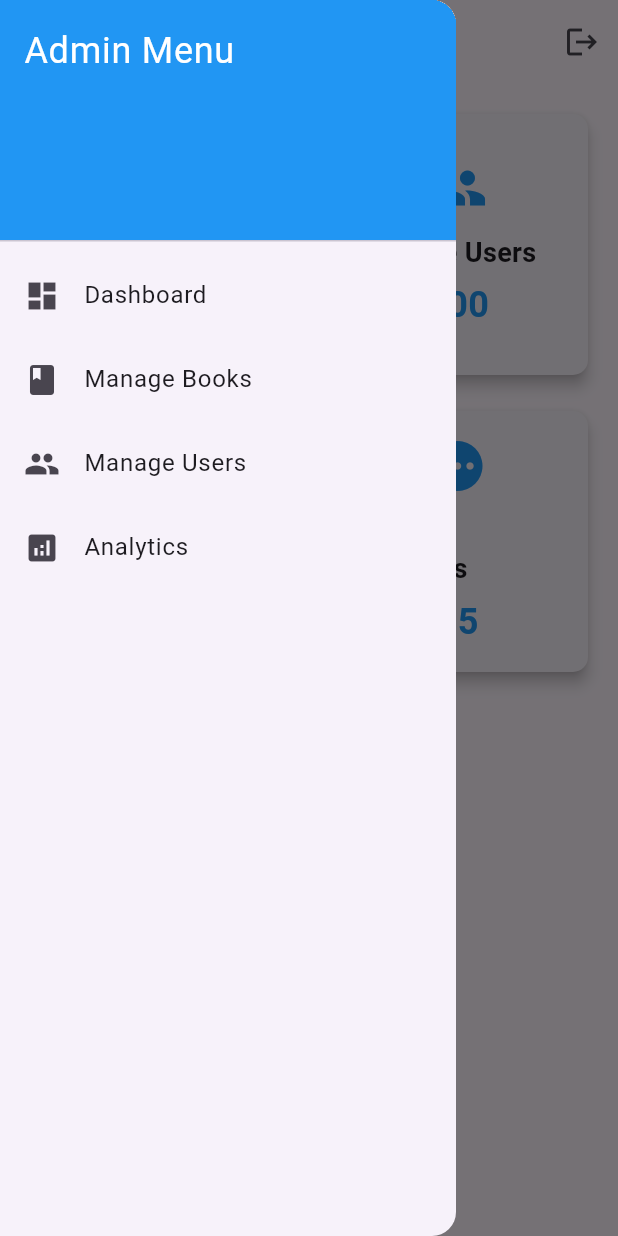
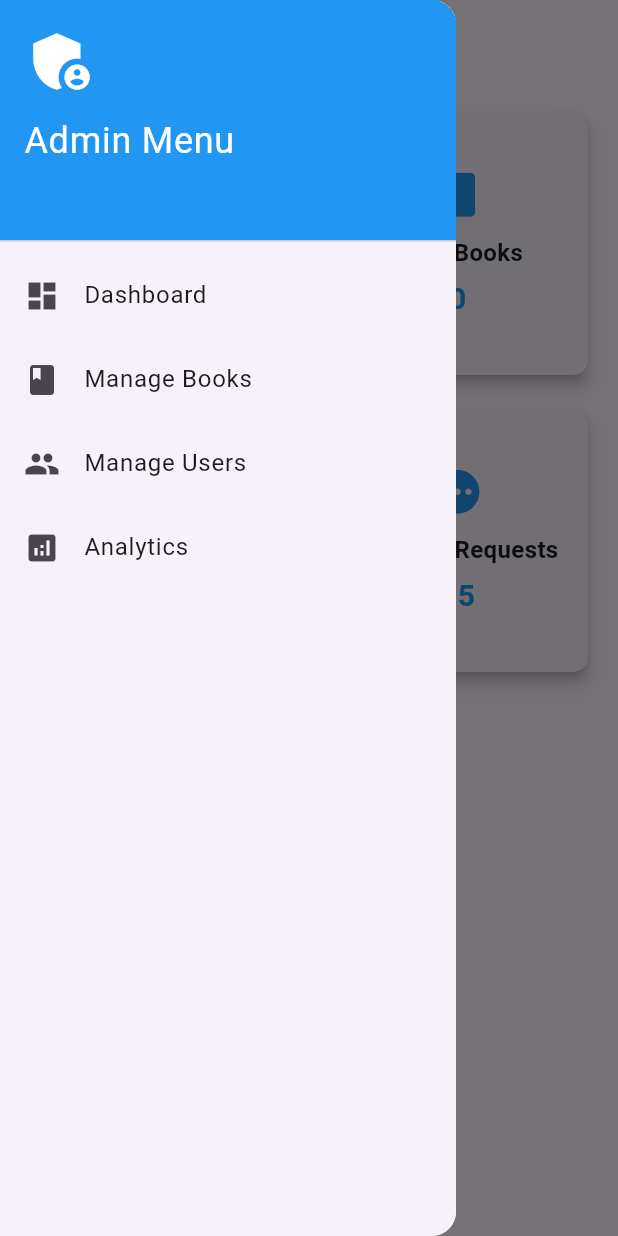
Before and after one commit to fasiehk/smartlibrary, a Flutter app: the screen it shows after launch, with the side drawer open, on a phone screen of 412 x 824 dp. Run offline on Flutter 3.47's test engine with Material 3 defaults, Android fonts, the phone set to English and light mode, and no system bars; our stand-ins replace supabase_flutter; accounts and stored records are empty.

Commit message:
Added dynamic fetching of data

```diff
--- a/lib/main.dart
+++ b/lib/main.dart
@@ -1,92 +1,25 @@
 import 'package:flutter/material.dart';
+import 'screens/admin_dashboard.dart';
+import 'package:supabase_flutter/supabase_flutter.dart';
 
-class AdminDashboard extends StatelessWidget {
+void main() async {
+  WidgetsFlutterBinding.ensureInitialized();
+
+  await Supabase.initialize(
+    url: 'https://fkxpzsvspzkmfcuahzqa.supabase.co',
+    anonKey: 'eyJhbGciOiJIUzI1NiIsInR5cCI6IkpXVCJ9.eyJpc3MiOiJzdXBhYmFzZSIsInJlZiI6ImZreHB6c3ZzcHprbWZjdWFoenFhIiwicm9sZSI6ImFub24iLCJpYXQiOjE3MzkxMDM5MjQsImV4cCI6MjA1NDY3OTkyNH0.3DY-n_-UvezAYGRC9vXxGBO3-RzvzPe7rqCvodEkemE',
+  );
+  runApp(MyApp());
+}
+
+class MyApp extends StatelessWidget {
   @override
   Widget build(BuildContext context) {
-    return Scaffold(
-      appBar: AppBar(
-        title: Text("Admin Panel"),
-        actions: [
-          IconButton(
-            icon: Icon(Icons.logout),
-            onPressed: () {
-              // Implement logout functionality
-            },
-          )
-        ],
-      ),
-      drawer: Drawer(
-        child: ListView(
-          padding: EdgeInsets.zero,
-          children: [
-            DrawerHeader(
-              decoration: BoxDecoration(color: Colors.blue),
-              child: Text("Admin Menu", style: TextStyle(color: Colors.white, fontSize: 24)),
-            ),
-            ListTile(
-              leading: Icon(Icons.dashboard),
-              title: Text("Dashboard"),
-              onTap: () {},
-            ),
-            ListTile(
-              leading: Icon(Icons.book),
-              title: Text("Manage Books"),
-              onTap: () {},
-            ),
-            ListTile(
-              leading: Icon(Icons.people),
-              title: Text("Manage Users"),
-              onTap: () {},
-            ),
-            ListTile(
-              leading: Icon(Icons.analytics),
-              title: Text("Analytics"),
-              onTap: () {},
-            ),
-          ],
-        ),
-      ),
-      body: Padding(
-        padding: const EdgeInsets.all(16.0),
-        child: GridView.count(
-          crossAxisCount: 2,
-          crossAxisSpacing: 16.0,
-          mainAxisSpacing: 16.0,
-          children: [
-            _buildDashboardCard("Total Books", "1200", Icons.book),
-            _buildDashboardCard("Active Users", "500", Icons.people),
-            _buildDashboardCard("Most Popular Genre", "Fiction", Icons.category),
-            _buildDashboardCard("Pending Requests", "15", Icons.pending),
-          ],
-        ),
-      ),
-    );
-  }
-
-  Widget _buildDashboardCard(String title, String value, IconData icon) {
-    return Card(
-      elevation: 4,
-      shape: RoundedRectangleBorder(borderRadius: BorderRadius.circular(10)),
-      child: Padding(
-        padding: const EdgeInsets.all(16.0),
-        child: Column(
-          mainAxisAlignment: MainAxisAlignment.center,
-          children: [
-            Icon(icon, size: 40, color: Colors.blue),
-            SizedBox(height: 10),
-            Text(title, style: TextStyle(fontSize: 18, fontWeight: FontWeight.bold)),
-            SizedBox(height: 5),
-            Text(value, style: TextStyle(fontSize: 24, fontWeight: FontWeight.bold, color: Colors.blue)),
-          ],
-        ),
-      ),
+    return MaterialApp(
+      debugShowCheckedModeBanner: false,
+      title: 'Admin Panel',
+      theme: ThemeData(primarySwatch: Colors.blue),
+      home: AdminDashboard(),  // ✅ Start on the Admin Dashboard
     );
   }
 }
-
-void main() {
-  runApp(MaterialApp(
-    debugShowCheckedModeBanner: false,
-    home: AdminDashboard(),
-  ));
-}
--- /dev/null
+++ b/lib/screens/admin_dashboard.dart
@@ -0,0 +1,86 @@
+import 'package:flutter/material.dart';
+import '../widgets/admin_sidebar.dart';
+import '../services/supabase_service.dart'; // Import Supabase service file
+
+class AdminDashboard extends StatefulWidget {
+  @override
+  _AdminDashboardState createState() => _AdminDashboardState();
+}
+
+class _AdminDashboardState extends State<AdminDashboard> {
+  int totalUsers = 0;
+  int totalBooks = 0;
+
+  @override
+  void initState() {
+    super.initState();
+    fetchDashboardData();
+  }
+
+  Future<void> fetchDashboardData() async {
+    // Fetch users and books in parallel
+    final usersFuture = SupabaseService.getTotalUsers();
+    final booksFuture = SupabaseService.getBookCount();
+
+    final results = await Future.wait([usersFuture, booksFuture]);
+
+    setState(() {
+      totalUsers = results[0] ?? 0;
+      totalBooks = results[1] ?? 0;
+    });
+  }
+
+  @override
+  Widget build(BuildContext context) {
+    return LayoutBuilder(
+      builder: (context, constraints) {
+        bool isLargeScreen = constraints.maxWidth > 800;
+        return Scaffold(
+          appBar: AppBar(title: Text("Admin Dashboard")),
+          body: Row(
+            children: [
+              if (isLargeScreen) AdminSidebar(), // ✅ Keep sidebar visible on large screens
+              Expanded(
+                child: Padding(
+                  padding: const EdgeInsets.all(16.0),
+                  child: GridView.count(
+                    crossAxisCount: isLargeScreen ? 3 : 2, // Adjust based on screen size
+                    crossAxisSpacing: 16.0,
+                    mainAxisSpacing: 16.0,
+                    children: [
+                      _buildDashboardCard("Total Users", "$totalUsers", Icons.people),
+                      _buildDashboardCard("Total Books", "$totalBooks", Icons.book), // ✅ Now dynamic
+                      _buildDashboardCard("Most Popular Genre", "Fiction", Icons.category),
+                      _buildDashboardCard("Pending Requests", "15", Icons.pending),
+                    ],
+                  ),
+                ),
+              ),
+            ],
+          ),
+          drawer: isLargeScreen ? null : Drawer(child: AdminSidebar()), // ✅ Drawer for small screens
+        );
+      },
+    );
+  }
+
+  Widget _buildDashboardCard(String title, String value, IconData icon) {
+    return Card(
+      elevation: 4,
+      shape: RoundedRectangleBorder(borderRadius: BorderRadius.circular(10)),
+      child: Padding(
+        padding: const EdgeInsets.all(12.0),
+        child: Column(
+          mainAxisAlignment: MainAxisAlignment.center,
+          children: [
+            Icon(icon, size: 35, color: Colors.blue),
+            SizedBox(height: 10),
+            Text(title, style: TextStyle(fontSize: 16, fontWeight: FontWeight.bold)),
+            SizedBox(height: 5),
+            Text(value, style: TextStyle(fontSize: 20, fontWeight: FontWeight.bold, color: Colors.blue)),
+          ],
+        ),
+      ),
+    );
+  }
+}
--- /dev/null
+++ b/lib/services/supabase_service.dart
@@ -0,0 +1,50 @@
+import 'package:supabase_flutter/supabase_flutter.dart';
+
+class SupabaseService {
+  static final client = Supabase.instance.client;
+
+  // Fetch total users
+  static Future<int?> getTotalUsers() async {
+    final response = await client.from('users_table').select();
+    return response.length;
+  }
+
+  // Fetch all users
+  static Future<List<Map<String, dynamic>>?> getUsers() async {
+    final response = await client.from('users_table').select();
+    return response;
+  }
+
+  // Delete a user
+  static Future<void> deleteUser(String userId) async {
+    await client.from('users_table').delete().match({'id': userId});
+  }
+  // ✅ Fetch all books
+  static Future<List<Map<String, dynamic>>?> getBooks() async {
+    final response = await client.from('Books').select();
+    return response; // No need for `.execute()`
+  }
+
+  // ✅ Add a new book
+  static Future<void> addBook(String title, String author) async {
+    await client.from('Books').insert({'title': title, 'author': author});
+  }
+
+  // ✅ Delete a book by ID
+  static Future<void> deleteBook(String bookId) async {
+    await client.from('Books').delete().match({'id': bookId});
+
+  }
+
+
+  // ✅ Fetch book count
+  static Future<int> getBookCount() async {
+    final response = await client.from('Books').select();
+    return response.length; // Get the length of the returned list
+  }
+
+  // ✅ Fetch all books
+
+
+
+  }
--- /dev/null
+++ b/lib/widgets/admin_sidebar.dart
@@ -0,0 +1,47 @@
+import 'package:flutter/material.dart';
+import '../screens/admin_dashboard.dart';
+import '../screens/manage_users.dart';
+import '../screens/manage_books.dart';
+import '../screens/analytics_screen.dart';
+
+class AdminSidebar extends StatelessWidget {
+  @override
+  Widget build(BuildContext context) {
+    return Drawer(
+      child: ListView(
+        padding: EdgeInsets.zero,
+        children: [
+          DrawerHeader(
+            decoration: BoxDecoration(color: Colors.blue),
+            child: Column(
+              crossAxisAlignment: CrossAxisAlignment.start,
+              children: [
+                Icon(Icons.admin_panel_settings, size: 50, color: Colors.white),
+                SizedBox(height: 10),
+                Text("Admin Menu", style: TextStyle(color: Colors.white, fontSize: 24)),
+              ],
+            ),
+          ),
+          _buildDrawerItem(context, Icons.dashboard, "Dashboard", AdminDashboard()),
+          _buildDrawerItem(context, Icons.book, "Manage Books", ManageBooksScreen()),
+          _buildDrawerItem(context, Icons.people, "Manage Users", ManageUsersScreen()),
+          _buildDrawerItem(context, Icons.analytics, "Analytics", AnalyticsScreen()),
+        ],
+      ),
+    );
+  }
+
+  Widget _buildDrawerItem(BuildContext context, IconData icon, String title, Widget page) {
+    return ListTile(
+      leading: Icon(icon),
+      title: Text(title),
+      onTap: () {
+        // Use push to navigate and keep sidebar visible
+        Navigator.push(
+          context,
+          MaterialPageRoute(builder: (context) => page),
+        );
+      },
+    );
+  }
+}
```
Also changed, not shown: lib/screens/analytics_screen.dart (added, +39 -0 lines), lib/screens/manage_books.dart (added, +91 -0 lines), lib/screens/manage_users.dart (added, +72 -0 lines), pubspec.yaml (+7 -4 lines), pubspec.lock, 5 other files.
